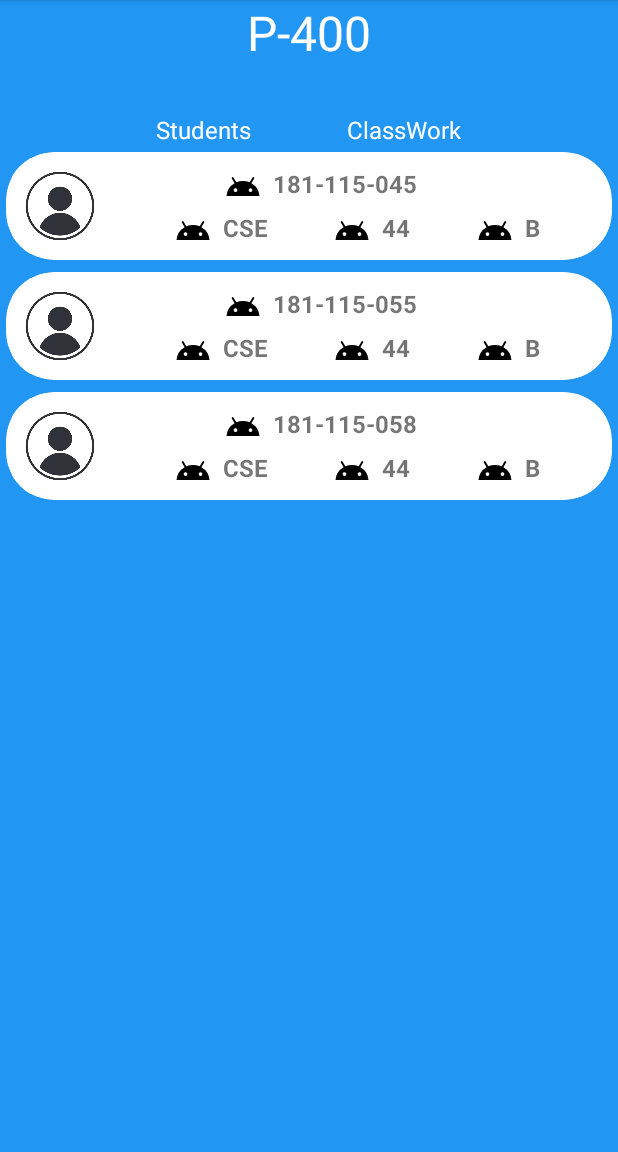
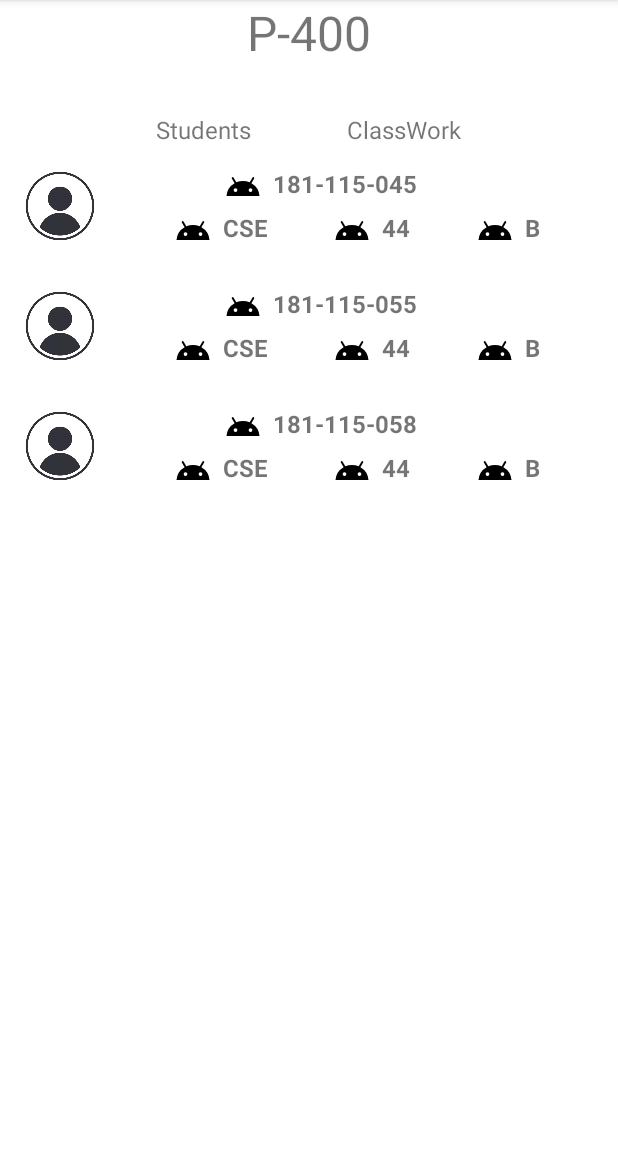
Before and after one commit to Nasif-Imtiaj/Teacher-s-Assistant, an Android app: the fragment ClassListFragment placed in its activity, after a tap on an icon or button, on a phone screen of 412 x 824 dp, the part 84-1236 px from its top. Run offline under Robolectric (Android 15) with nearby library versions, the phone set to English and light mode, and no system bars.

Commit message:
Updated backgrounds & created assignment screen.

```diff
--- /dev/null
+++ b/app/src/main/java/com/ni/screens/assignmentScreen/AssignmentScreenListener.kt
@@ -0,0 +1,4 @@
+package com.ni.screens.assignmentScreen
+
+interface AssignmentScreenListener {
+}
--- a/app/src/main/res/layout/class_list_fragment.xml
+++ b/app/src/main/res/layout/class_list_fragment.xml
@@ -4,7 +4,7 @@
     xmlns:tools="http://schemas.android.com/tools"
     android:layout_width="match_parent"
     android:layout_height="match_parent"
-    android:background="#2196F3"
+    android:background="#FFFFFF"
     android:clickable="true"
     android:focusable="true">
 
--- a/app/src/main/res/layout/class_room_fragment.xml
+++ b/app/src/main/res/layout/class_room_fragment.xml
@@ -4,7 +4,7 @@
     xmlns:tools="http://schemas.android.com/tools"
     android:layout_width="match_parent"
     android:layout_height="match_parent"
-    android:background="#2196F3"
+    android:background="#FFFFFF"
     android:clickable="true"
     android:focusable="true">
 
@@ -14,7 +14,6 @@
         android:layout_height="wrap_content"
         android:text="P-400"
         android:textSize="32sp"
-        android:textColor="@color/white"
         android:gravity="center"
         app:layout_constraintEnd_toEndOf="parent"
         app:layout_constraintStart_toStartOf="parent"
@@ -36,7 +35,7 @@
             android:layout_width="wrap_content"
             android:layout_height="wrap_content"
             android:text="Students"
-            android:textColor="@color/white"
+
             android:textSize="16sp" />
         <TextView
             android:layout_marginStart="64dp"
@@ -44,7 +43,7 @@
             android:layout_width="wrap_content"
             android:layout_height="wrap_content"
             android:text="ClassWork"
-            android:textColor="@color/white"
+
             android:textSize="16sp" />
 
     </LinearLayout>
--- a/app/src/main/res/layout/student_profile_fragment.xml
+++ b/app/src/main/res/layout/student_profile_fragment.xml
@@ -4,7 +4,7 @@
     xmlns:tools="http://schemas.android.com/tools"
     android:layout_width="match_parent"
     android:layout_height="match_parent"
-    android:background="#2196F3"
+    android:background="#FFFFFF"
     tools:context="com.ni.screens.studentProfileScreen.StudentProfileFragment">
 
     <LinearLayout
```
Also changed, not shown: app/src/main/java/com/ni/screens/assignmentScreen/AssignmentScreenFragment.kt (added, +57 -0 lines), app/src/main/java/com/ni/screens/assignmentScreen/AssignmentScreenViewModel.kt (added, +7 -0 lines), app/src/main/res/layout/assignment_screen_fragment.xml (added, +13 -0 lines).
